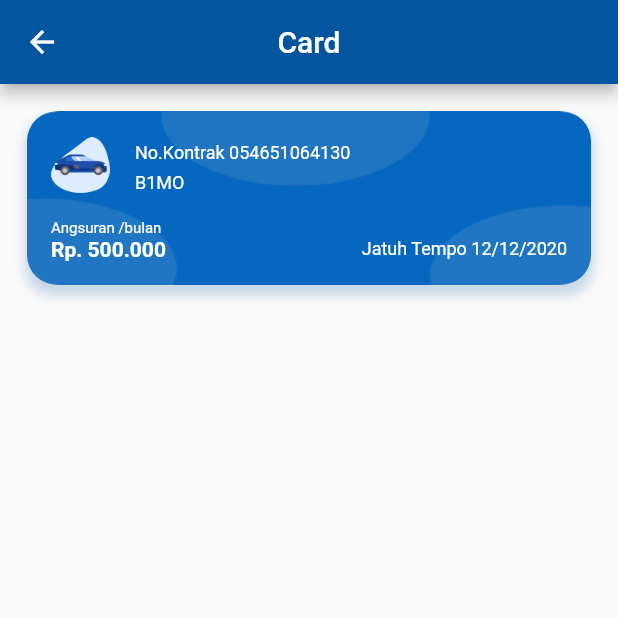
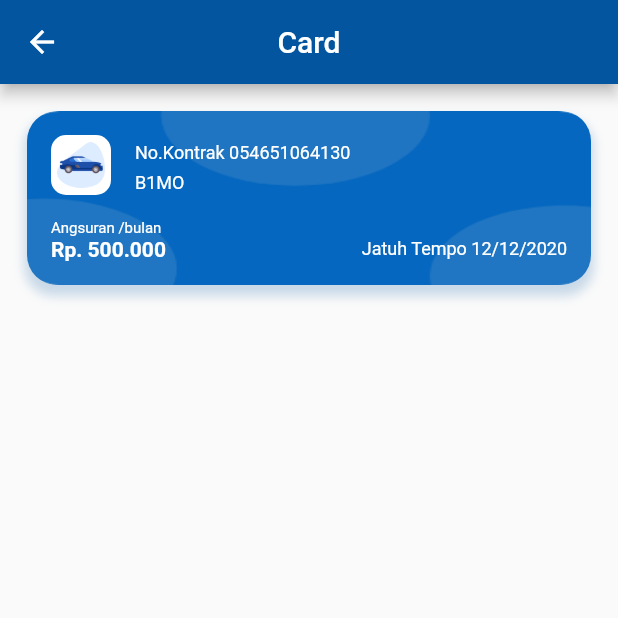
Before and after one commit to satriantorobimo/bfi_ds, a Flutter app: the CardScreen screen opened by its route, on a phone screen of 412 x 824 dp, the top half of it. Run offline on Flutter 3.47's test engine with Material 2 defaults, Android fonts, the phone set to English and light mode, and no system bars.

Commit message:
Change Log :
- Add container white on icon
- Style Title Bold

```diff
--- a/lib/commons/atoms/text/general/ds_text_style.dart
+++ b/lib/commons/atoms/text/general/ds_text_style.dart
@@ -14,5 +14,8 @@ class DSTextStyle {
       fontWeight: FontWeight.normal);
 
   static const TextStyle titleTextStyle = TextStyle(
-      fontSize: 21.0, fontFamily: DSFont.Poppins, color: Colors.black);
+      fontSize: 21.0,
+      fontFamily: DSFont.Poppins,
+      color: Colors.black,
+      fontWeight: FontWeight.bold);
 }
--- a/lib/commons/molecules/card/ds_card.dart
+++ b/lib/commons/molecules/card/ds_card.dart
@@ -43,9 +43,19 @@ class DSCard extends StatelessWidget {
             leading: Column(
               mainAxisAlignment: MainAxisAlignment.center,
               children: [
-                Image.asset(
-                  icon,
-                  width: 39,
+                Container(
+                  width: 40,
+                  height: 40,
+                  decoration: BoxDecoration(
+                      borderRadius: BorderRadius.circular(10),
+                      color: Colors.white),
+                  child: Padding(
+                    padding: const EdgeInsets.all(4.0),
+                    child: Image.asset(
+                      icon,
+                      width: 32,
+                    ),
+                  ),
                 )
               ],
             ),
```
